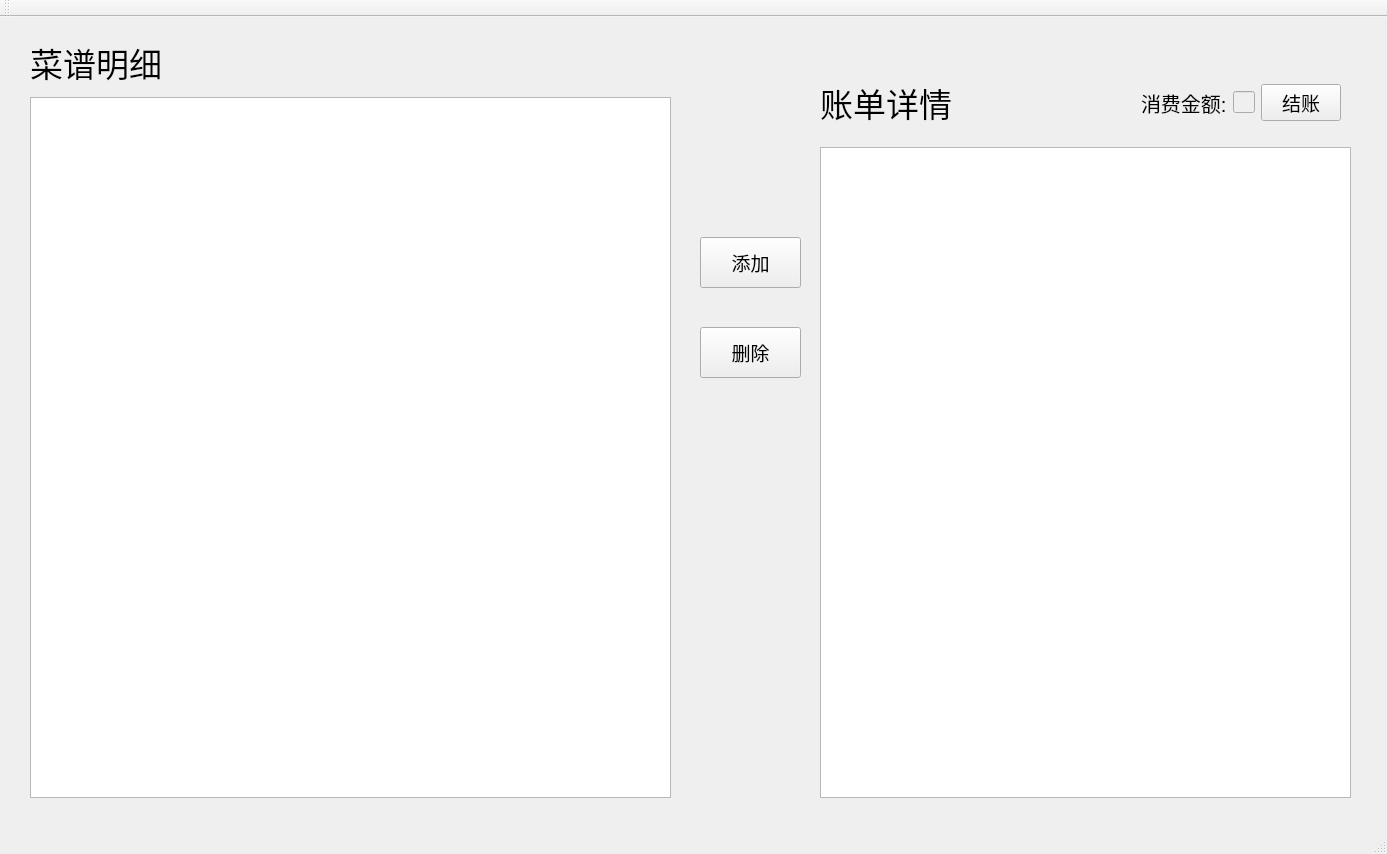
The window that mainwindow.ui (L1B0/resturant) describes before a commit, drawn with Qt 5.
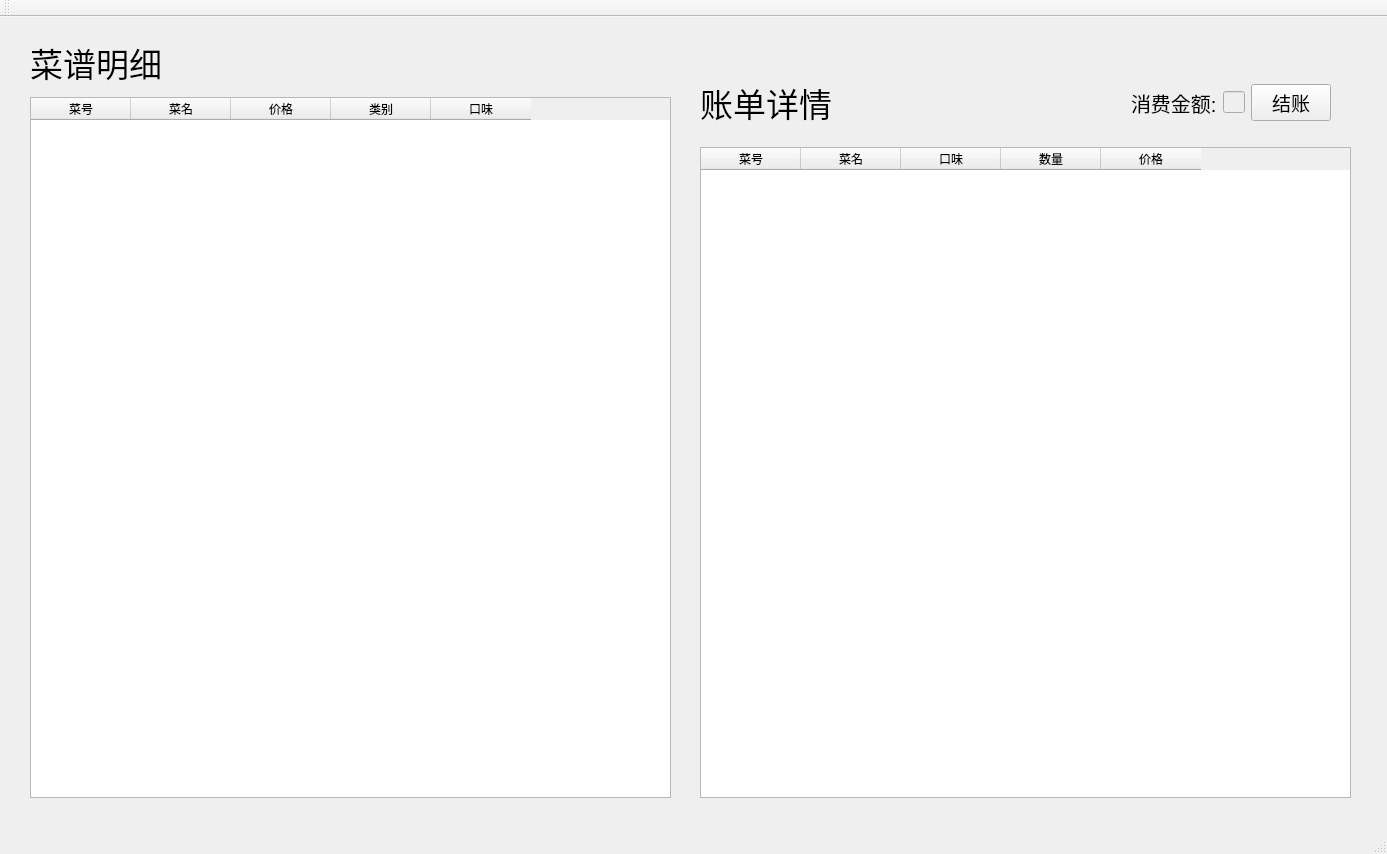
The same window after the commit.

Commit message: 添加会员相关操作，添加和删除菜相关操作

```diff
--- a/mainwindow.ui
+++ b/mainwindow.ui
@@ -23,47 +23,45 @@
       <height>701</height>
      </rect>
     </property>
-   </widget>
-   <widget class="QPushButton" name="pushButton_8">
-    <property name="geometry">
-     <rect>
-      <x>700</x>
-      <y>220</y>
-      <width>101</width>
-      <height>51</height>
-     </rect>
+    <property name="editTriggers">
+     <set>QAbstractItemView::NoEditTriggers</set>
     </property>
-    <property name="font">
-     <font>
-      <pointsize>14</pointsize>
-     </font>
+    <property name="selectionMode">
+     <enum>QAbstractItemView::SingleSelection</enum>
     </property>
-    <property name="text">
-     <string>添加</string>
+    <property name="selectionBehavior">
+     <enum>QAbstractItemView::SelectRows</enum>
     </property>
-   </widget>
-   <widget class="QPushButton" name="pushButton_9">
-    <property name="geometry">
-     <rect>
-      <x>700</x>
-      <y>310</y>
-      <width>101</width>
-      <height>51</height>
-     </rect>
-    </property>
-    <property name="font">
-     <font>
-      <pointsize>14</pointsize>
-     </font>
-    </property>
-    <property name="text">
-     <string>删除</string>
-    </property>
+    <column>
+     <property name="text">
+      <string>菜号</string>
+     </property>
+    </column>
+    <column>
+     <property name="text">
+      <string>菜名</string>
+     </property>
+    </column>
+    <column>
+     <property name="text">
+      <string>价格</string>
+     </property>
+    </column>
+    <column>
+     <property name="text">
+      <string>类别</string>
+     </property>
+    </column>
+    <column>
+     <property name="text">
+      <string>口味</string>
+     </property>
+    </column>
    </widget>
    <widget class="QLabel" name="label_2">
     <property name="geometry">
      <rect>
-      <x>820</x>
+      <x>700</x>
       <y>60</y>
       <width>151</width>
       <height>51</height>
@@ -99,17 +97,48 @@
    <widget class="QTableWidget" name="tableWidget_2">
     <property name="geometry">
      <rect>
-      <x>820</x>
+      <x>700</x>
       <y>130</y>
-      <width>531</width>
+      <width>651</width>
       <height>651</height>
      </rect>
     </property>
+    <property name="editTriggers">
+     <set>QAbstractItemView::NoEditTriggers</set>
+    </property>
+    <property name="selectionBehavior">
+     <enum>QAbstractItemView::SelectRows</enum>
+    </property>
+    <column>
+     <property name="text">
+      <string>菜号</string>
+     </property>
+    </column>
+    <column>
+     <property name="text">
+      <string>菜名</string>
+     </property>
+    </column>
+    <column>
+     <property name="text">
+      <string>口味</string>
+     </property>
+    </column>
+    <column>
+     <property name="text">
+      <string>数量</string>
+     </property>
+    </column>
+    <column>
+     <property name="text">
+      <string>价格</string>
+     </property>
+    </column>
    </widget>
    <widget class="QWidget" name="layoutWidget">
     <property name="geometry">
      <rect>
-      <x>1130</x>
+      <x>1120</x>
       <y>50</y>
       <width>222</width>
       <height>71</height>
```
Left out of the diff: 4 changed lines with no effect on the pictures. The commit also changes 28 other files.
